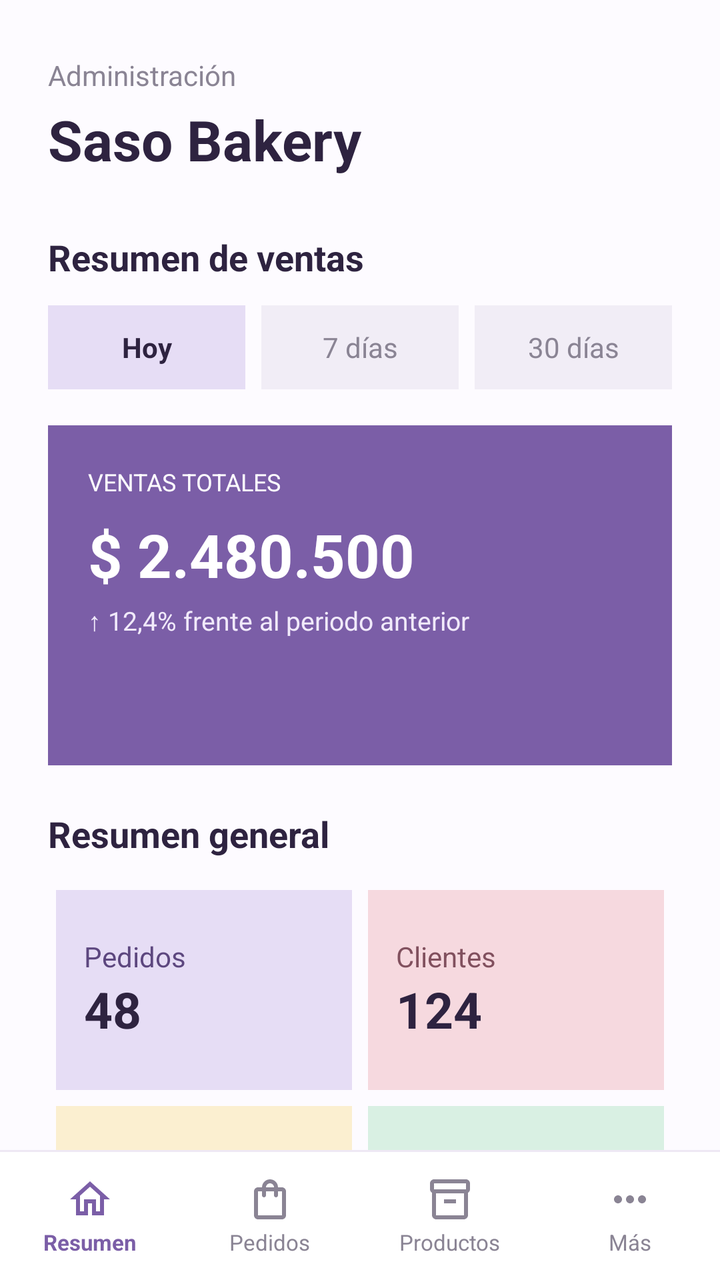
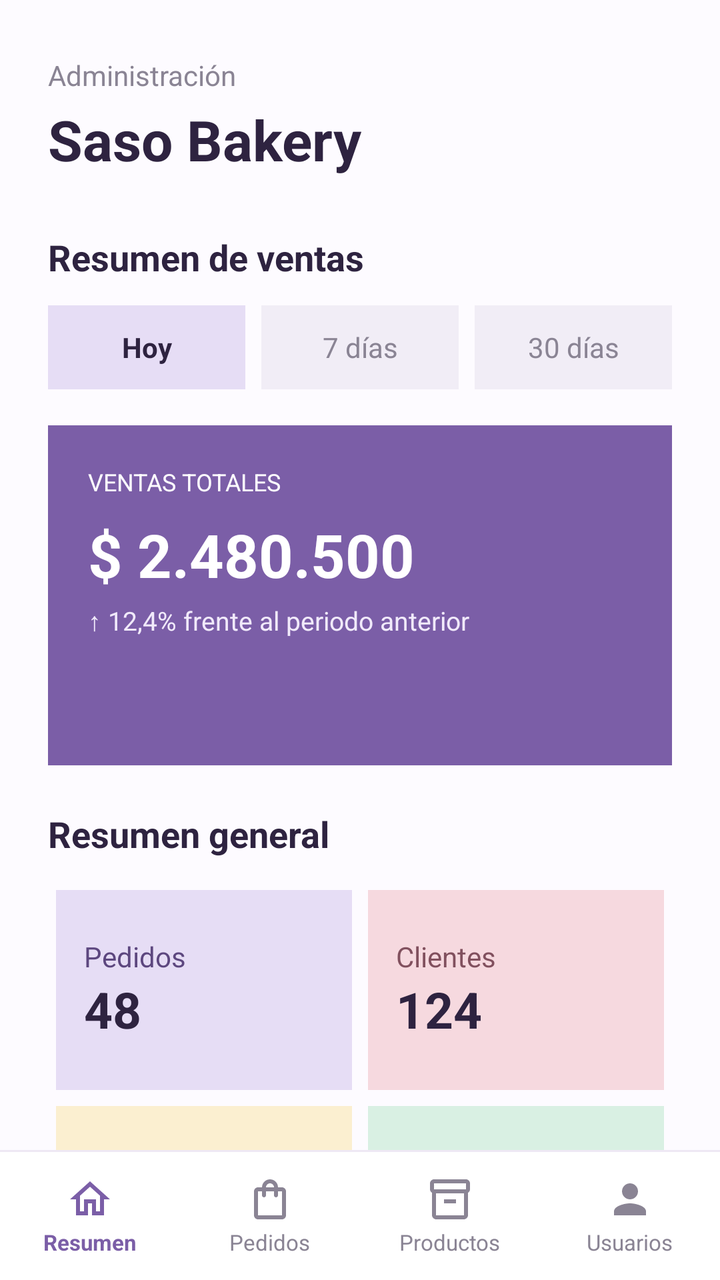

Compare the two renders of this Android layout. The source of the first and the diff that turns it into the second are given below.
<!-- AndroidManifest.xml: application theme Theme.SasoBakeryApp -->
<!-- res/layout/activity_main.xml -->
<?xml version="1.0" encoding="utf-8"?>
<androidx.constraintlayout.widget.ConstraintLayout
    xmlns:android="http://schemas.android.com/apk/res/android"
    xmlns:app="http://schemas.android.com/apk/res-auto"
    xmlns:tools="http://schemas.android.com/tools"
    android:id="@+id/main"
    android:layout_width="match_parent"
    android:layout_height="match_parent"
    android:background="#FDFBFF"
    tools:context=".MainActivity">

    <TextView
        android:id="@+id/txtSection"
        android:layout_width="wrap_content"
        android:layout_height="wrap_content"
        android:layout_marginStart="24dp"
        android:layout_marginTop="28dp"
        android:text="Administración"
        android:textColor="#8A8494"
        android:textSize="14sp"
        app:layout_constraintStart_toStartOf="parent"
        app:layout_constraintTop_toTopOf="parent" />

    <TextView
        android:id="@+id/txtTitle"
        android:layout_width="wrap_content"
        android:layout_height="wrap_content"
        android:layout_marginTop="4dp"
        android:text="Saso Bakery"
        android:textColor="#2E2340"
        android:textSize="28sp"
        android:textStyle="bold"
        app:layout_constraintStart_toStartOf="@id/txtSection"
        app:layout_constraintTop_toBottomOf="@id/txtSection" />

    <TextView
        android:id="@+id/txtPeriod"
        android:layout_width="wrap_content"
        android:layout_height="wrap_content"
        android:layout_marginStart="24dp"
        android:layout_marginTop="28dp"
        android:text="Resumen de ventas"
        android:textColor="#2E2340"
        android:textSize="18sp"
        android:textStyle="bold"
        app:layout_constraintStart_toStartOf="parent"
        app:layout_constraintTop_toBottomOf="@id/txtTitle" />

    <TextView
        android:id="@+id/txtToday"
        android:layout_width="0dp"
        android:layout_height="42dp"
        android:layout_marginStart="24dp"
        android:layout_marginTop="12dp"
        android:layout_marginEnd="8dp"
        android:background="#E6DDF5"
        android:gravity="center"
        android:text="Hoy"
        android:textColor="#2E2340"
        android:textStyle="bold"
        app:layout_constraintEnd_toStartOf="@id/txtWeek"
        app:layout_constraintStart_toStartOf="parent"
        app:layout_constraintTop_toBottomOf="@id/txtPeriod" />

    <TextView
        android:id="@+id/txtWeek"
        android:layout_width="0dp"
        android:layout_height="42dp"
        android:layout_marginEnd="8dp"
        android:background="#F1EDF6"
        android:gravity="center"
        android:text="7 días"
        android:textColor="#8A8494"
        app:layout_constraintEnd_toStartOf="@id/txtMonth"
        app:layout_constraintStart_toEndOf="@id/txtToday"
        app:layout_constraintTop_toTopOf="@id/txtToday" />

    <TextView
        android:id="@+id/txtMonth"
        android:layout_width="0dp"
        android:layout_height="42dp"
        android:layout_marginEnd="24dp"
        android:background="#F1EDF6"
        android:gravity="center"
        android:text="30 días"
        android:textColor="#8A8494"
        app:layout_constraintEnd_toEndOf="parent"
        app:layout_constraintStart_toEndOf="@id/txtWeek"
        app:layout_constraintTop_toTopOf="@id/txtToday" />

    <LinearLayout
        android:id="@+id/cardSales"
        android:layout_width="0dp"
        android:layout_height="170dp"
        android:layout_marginStart="24dp"
        android:layout_marginTop="18dp"
        android:layout_marginEnd="24dp"
        android:background="#7B5EA7"
        android:orientation="vertical"
        android:padding="20dp"
        app:layout_constraintEnd_toEndOf="parent"
        app:layout_constraintStart_toStartOf="parent"
        app:layout_constraintTop_toBottomOf="@id/txtToday">

        <TextView
            android:layout_width="wrap_content"
            android:layout_height="wrap_content"
            android:text="VENTAS TOTALES"
            android:textColor="#FDFBFF"
            android:textSize="12sp" />

        <TextView
            android:id="@+id/txtSales"
            android:layout_width="wrap_content"
            android:layout_height="wrap_content"
            android:layout_marginTop="8dp"
            android:text="$ 2.480.500"
            android:textColor="#FFFFFF"
            android:textSize="30sp"
            android:textStyle="bold" />

        <TextView
            android:layout_width="wrap_content"
            android:layout_height="wrap_content"
            android:layout_marginTop="4dp"
            android:text="↑ 12,4% frente al periodo anterior"
            android:textColor="#F1EAFB"
            android:textSize="13sp" />

    </LinearLayout>

    <TextView
        android:id="@+id/txtMetricsTitle"
        android:layout_width="wrap_content"
        android:layout_height="wrap_content"
        android:layout_marginStart="24dp"
        android:layout_marginTop="22dp"
        android:text="Resumen general"
        android:textColor="#2E2340"
        android:textSize="18sp"
        android:textStyle="bold"
        app:layout_constraintStart_toStartOf="parent"
        app:layout_constraintTop_toBottomOf="@id/cardSales" />

    <GridLayout
        android:id="@+id/gridMetrics"
        android:layout_width="0dp"
        android:layout_height="wrap_content"
        android:layout_marginStart="24dp"
        android:layout_marginTop="12dp"
        android:layout_marginEnd="24dp"
        android:columnCount="2"
        android:rowCount="2"
        app:layout_constraintEnd_toEndOf="parent"
        app:layout_constraintStart_toStartOf="parent"
        app:layout_constraintTop_toBottomOf="@id/txtMetricsTitle">

        <LinearLayout
            android:layout_width="0dp"
            android:layout_height="100dp"
            android:layout_columnWeight="1"
            android:layout_margin="4dp"
            android:background="#E6DDF5"
            android:gravity="center_vertical"
            android:orientation="vertical"
            android:padding="14dp">

            <TextView
                android:layout_width="wrap_content"
                android:layout_height="wrap_content"
                android:text="Pedidos"
                android:textColor="#5D477F"
                android:textSize="14sp" />

            <TextView
                android:layout_width="wrap_content"
                android:layout_height="wrap_content"
                android:text="48"
                android:textColor="#2E2340"
                android:textSize="25sp"
                android:textStyle="bold" />
        </LinearLayout>

        <LinearLayout
            android:layout_width="0dp"
            android:layout_height="100dp"
            android:layout_columnWeight="1"
            android:layout_margin="4dp"
            android:background="#F6D9DF"
            android:gravity="center_vertical"
            android:orientation="vertical"
            android:padding="14dp">

            <TextView
                android:layout_width="wrap_content"
                android:layout_height="wrap_content"
                android:text="Clientes"
                android:textColor="#81505E"
                android:textSize="14sp" />

            <TextView
                android:layout_width="wrap_content"
                android:layout_height="wrap_content"
                android:text="124"
                android:textColor="#2E2340"
                android:textSize="25sp"
                android:textStyle="bold" />
        </LinearLayout>

        <LinearLayout
            android:layout_width="0dp"
            android:layout_height="100dp"
            android:layout_columnWeight="1"
            android:layout_margin="4dp"
            android:background="#FBEFD0"
            android:gravity="center_vertical"
            android:orientation="vertical"
            android:padding="14dp">

            <TextView
                android:layout_width="wrap_content"
                android:layout_height="wrap_content"
                android:text="Productos"
                android:textColor="#796332"
                android:textSize="14sp" />

            <TextView
                android:layout_width="wrap_content"
                android:layout_height="wrap_content"
                android:text="24"
                android:textColor="#2E2340"
                android:textSize="25sp"
                android:textStyle="bold" />
        </LinearLayout>

        <LinearLayout
            android:layout_width="0dp"
            android:layout_height="100dp"
            android:layout_columnWeight="1"
            android:layout_margin="4dp"
            android:background="#D9F0E3"
            android:gravity="center_vertical"
            android:orientation="vertical"
            android:padding="14dp">

            <TextView
                android:layout_width="wrap_content"
                android:layout_height="wrap_content"
                android:text="Categorías"
                android:textColor="#426C56"
                android:textSize="14sp" />

            <TextView
                android:layout_width="wrap_content"
                android:layout_height="wrap_content"
                android:text="6"
                android:textColor="#2E2340"
                android:textSize="25sp"
                android:textStyle="bold" />
        </LinearLayout>

    </GridLayout>

    
    <View
        android:id="@+id/bottomDivider"
        android:layout_width="0dp"
        android:layout_height="1dp"
        android:background="#EEE8F4"
        app:layout_constraintBottom_toTopOf="@id/bottomBar"
        app:layout_constraintEnd_toEndOf="parent"
        app:layout_constraintStart_toStartOf="parent" />

    <LinearLayout
        android:id="@+id/bottomBar"
        android:layout_width="0dp"
        android:layout_height="64dp"
        android:background="#FFFFFF"
        android:orientation="horizontal"
        app:layout_constraintBottom_toBottomOf="parent"
        app:layout_constraintEnd_toEndOf="parent"
        app:layout_constraintStart_toStartOf="parent">

        
        <LinearLayout
            android:id="@+id/navResumen"
            android:layout_width="0dp"
            android:layout_height="match_parent"
            android:layout_weight="1"
            android:background="?attr/selectableItemBackground"
            android:clickable="true"
            android:focusable="true"
            android:gravity="center"
            android:orientation="vertical">

            <ImageView
                android:layout_width="24dp"
                android:layout_height="24dp"
                android:contentDescription="@null"
                android:src="@drawable/ic_home"
                android:tint="#7B5EA7" />

            <TextView
                android:layout_width="wrap_content"
                android:layout_height="wrap_content"
                android:layout_marginTop="2dp"
                android:text="Resumen"
                android:textColor="#7B5EA7"
                android:textSize="11sp"
                android:textStyle="bold" />
        </LinearLayout>

        
        <LinearLayout
            android:id="@+id/navPedidos"
            android:layout_width="0dp"
            android:layout_height="match_parent"
            android:layout_weight="1"
            android:background="?attr/selectableItemBackground"
            android:clickable="true"
            android:focusable="true"
            android:gravity="center"
            android:orientation="vertical">

            <ImageView
                android:layout_width="24dp"
                android:layout_height="24dp"
                android:contentDescription="@null"
                android:src="@drawable/ic_bag"
                android:tint="#8A8494" />

            <TextView
                android:layout_width="wrap_content"
                android:layout_height="wrap_content"
                android:layout_marginTop="2dp"
                android:text="Pedidos"
                android:textColor="#8A8494"
                android:textSize="11sp" />
        </LinearLayout>

        
        <LinearLayout
            android:id="@+id/navProductos"
            android:layout_width="0dp"
            android:layout_height="match_parent"
            android:layout_weight="1"
            android:background="?attr/selectableItemBackground"
            android:clickable="true"
            android:focusable="true"
            android:gravity="center"
            android:orientation="vertical">

            <ImageView
                android:layout_width="24dp"
                android:layout_height="24dp"
                android:contentDescription="@null"
                android:src="@drawable/ic_box"
                android:tint="#8A8494" />

            <TextView
                android:layout_width="wrap_content"
                android:layout_height="wrap_content"
                android:layout_marginTop="2dp"
                android:text="Productos"
                android:textColor="#8A8494"
                android:textSize="11sp" />
        </LinearLayout>

        
        <LinearLayout
            android:id="@+id/navMas"
            android:layout_width="0dp"
            android:layout_height="match_parent"
            android:layout_weight="1"
            android:background="?attr/selectableItemBackground"
            android:clickable="true"
            android:focusable="true"
            android:gravity="center"
            android:orientation="vertical">

            <ImageView
                android:layout_width="24dp"
                android:layout_height="24dp"
                android:contentDescription="@null"
                android:src="@drawable/ic_more"
                android:tint="#8A8494" />

            <TextView
                android:layout_width="wrap_content"
                android:layout_height="wrap_content"
                android:layout_marginTop="2dp"
                android:text="Más"
                android:textColor="#8A8494"
                android:textSize="11sp" />
        </LinearLayout>
    </LinearLayout>

</androidx.constraintlayout.widget.ConstraintLayout>
<!-- resources referenced by this layout -->
<resources>
  <!-- drawable ic_bag (drawable) -->
  <?xml version="1.0" encoding="utf-8"?>
  <vector xmlns:android="http://schemas.android.com/apk/res/android"
      android:width="24dp" android:height="24dp"
      android:viewportWidth="24" android:viewportHeight="24">
      <path android:fillColor="#FF000000"
          android:pathData="M18,6h-2c0,-2.21 -1.79,-4 -4,-4S8,3.79 8,6H6c-1.1,0 -2,0.9 -2,2v12c0,1.1 0.9,2 2,2h12c1.1,0 2,-0.9 2,-2V8c0,-1.1 -0.9,-2 -2,-2zM12,4c1.1,0 2,0.9 2,2h-4c0,-1.1 0.9,-2 2,-2zM18,20H6V8h2v2c0,0.55 0.45,1 1,1s1,-0.45 1,-1V8h4v2c0,0.55 0.45,1 1,1s1,-0.45 1,-1V8h2v12z" />
  </vector>
  <!-- drawable ic_box (drawable) -->
  <?xml version="1.0" encoding="utf-8"?>
  <vector xmlns:android="http://schemas.android.com/apk/res/android"
      android:width="24dp" android:height="24dp"
      android:viewportWidth="24" android:viewportHeight="24">
      <path android:fillColor="#FF000000"
          android:pathData="M20,2H4C3,2 2,2.9 2,4v3.01C2,7.73 2.43,8.35 3,8.7V20c0,1.1 1.1,2 2,2h14c0.9,0 2,-0.9 2,-2V8.7c0.57,-0.35 1,-0.97 1,-1.69V4C22,2.9 21,2 20,2zM19,20H5V9h14V20zM20,7H4V4h16V7zM9,12h6v2H9z" />
  </vector>
  <!-- drawable ic_home (drawable) -->
  <?xml version="1.0" encoding="utf-8"?>
  <vector xmlns:android="http://schemas.android.com/apk/res/android"
      android:width="24dp" android:height="24dp"
      android:viewportWidth="24" android:viewportHeight="24">
      <path android:fillColor="#FF000000"
          android:pathData="M12,5.69l5,4.5V18h-2v-6H9v6H7v-7.81l5,-4.5M12,3L2,12h3v8h6v-6h2v6h6v-8h3L12,3z" />
  </vector>
  <!-- drawable ic_more (drawable) -->
  <?xml version="1.0" encoding="utf-8"?>
  <vector xmlns:android="http://schemas.android.com/apk/res/android"
      android:width="24dp" android:height="24dp"
      android:viewportWidth="24" android:viewportHeight="24">
      <path android:fillColor="#FF000000"
          android:pathData="M6,10c-1.1,0 -2,0.9 -2,2s0.9,2 2,2 2,-0.9 2,-2 -0.9,-2 -2,-2zM18,10c-1.1,0 -2,0.9 -2,2s0.9,2 2,2 2,-0.9 2,-2 -0.9,-2 -2,-2zM12,10c-1.1,0 -2,0.9 -2,2s0.9,2 2,2 2,-0.9 2,-2 -0.9,-2 -2,-2z" />
  </vector>
  <style name="Theme.SasoBakeryApp" parent="Base.Theme.SasoBakeryApp" />
  <style name="Base.Theme.SasoBakeryApp" parent="Theme.Material3.DayNight.NoActionBar">
          
          
      </style>
</resources>

<!-- the commit's change to res/layout/activity_main.xml (unified diff, before → after) -->
@@ -368,7 +368,7 @@
 
         
         <LinearLayout
-            android:id="@+id/navMas"
+            android:id="@+id/navUsuarios"
             android:layout_width="0dp"
             android:layout_height="match_parent"
             android:layout_weight="1"
@@ -382,14 +382,14 @@
                 android:layout_width="24dp"
                 android:layout_height="24dp"
                 android:contentDescription="@null"
-                android:src="@drawable/ic_more"
+                android:src="@drawable/ic_person"
                 android:tint="#8A8494" />
 
             <TextView
                 android:layout_width="wrap_content"
                 android:layout_height="wrap_content"
                 android:layout_marginTop="2dp"
-                android:text="Más"
+                android:text="Usuarios"
                 android:textColor="#8A8494"
                 android:textSize="11sp" />
         </LinearLayout>
<!-- resource entries referenced after the edit -->
@@ -24,13 +24,16 @@
       <path android:fillColor="#FF000000"
           android:pathData="M12,5.69l5,4.5V18h-2v-6H9v6H7v-7.81l5,-4.5M12,3L2,12h3v8h6v-6h2v6h6v-8h3L12,3z" />
   </vector>
-  <!-- drawable ic_more (drawable) -->
+  <!-- drawable ic_person (drawable) -->
   <?xml version="1.0" encoding="utf-8"?>
   <vector xmlns:android="http://schemas.android.com/apk/res/android"
-      android:width="24dp" android:height="24dp"
-      android:viewportWidth="24" android:viewportHeight="24">
-      <path android:fillColor="#FF000000"
-          android:pathData="M6,10c-1.1,0 -2,0.9 -2,2s0.9,2 2,2 2,-0.9 2,-2 -0.9,-2 -2,-2zM18,10c-1.1,0 -2,0.9 -2,2s0.9,2 2,2 2,-0.9 2,-2 -0.9,-2 -2,-2zM12,10c-1.1,0 -2,0.9 -2,2s0.9,2 2,2 2,-0.9 2,-2 -0.9,-2 -2,-2z" />
+      android:width="24dp"
+      android:height="24dp"
+      android:viewportWidth="24"
+      android:viewportHeight="24">
+      <path
+          android:fillColor="#FF000000"
+          android:pathData="M12,12c2.21,0 4,-1.79 4,-4s-1.79,-4 -4,-4 -4,1.79 -4,4 1.79,4 4,4zM12,14c-2.67,0 -8,1.34 -8,4v2h16v-2c0,-2.66 -5.33,-4 -8,-4z" />
   </vector>
   <style name="Theme.SasoBakeryApp" parent="Base.Theme.SasoBakeryApp" />
   <style name="Base.Theme.SasoBakeryApp" parent="Theme.Material3.DayNight.NoActionBar">
